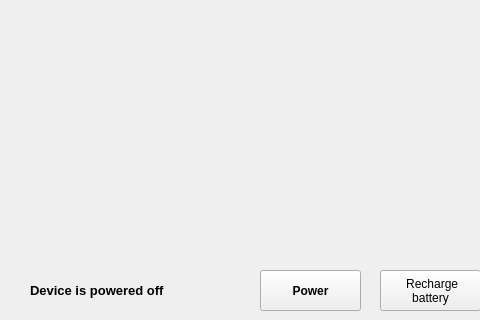
This is code/device.ui in xHWAHx/InsulinPumpSimulator-Group35 as Qt 5 draws it before an edit; both pictures show x 0 to 480 and y 150 to 470 of the 621 by 470 pixel window. The edited form follows.
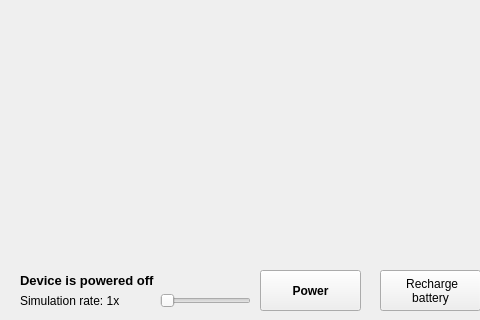
This is the edited form.

Commit message:
Added a simulation speed slider
Added the simulation rate slider to device.ui and connected it to the
device class. It modifies the frequency of ticks.

```diff
--- a/code/device.ui
+++ b/code/device.ui
@@ -42,10 +42,10 @@
    <widget class="QLabel" name="powerLabel">
     <property name="geometry">
      <rect>
-      <x>30</x>
+      <x>20</x>
       <y>420</y>
-      <width>221</width>
-      <height>41</height>
+      <width>171</width>
+      <height>21</height>
      </rect>
     </property>
     <property name="font">
@@ -112,6 +112,50 @@
 insulin</string>
     </property>
    </widget>
+   <widget class="QLabel" name="rateLabel">
+    <property name="geometry">
+     <rect>
+      <x>20</x>
+      <y>440</y>
+      <width>141</width>
+      <height>21</height>
+     </rect>
+    </property>
+    <property name="text">
+     <string>Simulation rate: 1x</string>
+    </property>
+   </widget>
+   <widget class="QSlider" name="rateSlider">
+    <property name="geometry">
+     <rect>
+      <x>160</x>
+      <y>440</y>
+      <width>91</width>
+      <height>21</height>
+     </rect>
+    </property>
+    <property name="minimum">
+     <number>1</number>
+    </property>
+    <property name="maximum">
+     <number>100</number>
+    </property>
+    <property name="singleStep">
+     <number>10</number>
+    </property>
+    <property name="pageStep">
+     <number>10</number>
+    </property>
+    <property name="orientation">
+     <enum>Qt::Horizontal</enum>
+    </property>
+    <property name="tickPosition">
+     <enum>QSlider::NoTicks</enum>
+    </property>
+    <property name="tickInterval">
+     <number>100</number>
+    </property>
+   </widget>
   </widget>
  </widget>
  <resources/>
```
The commit also changes 2 other files.
